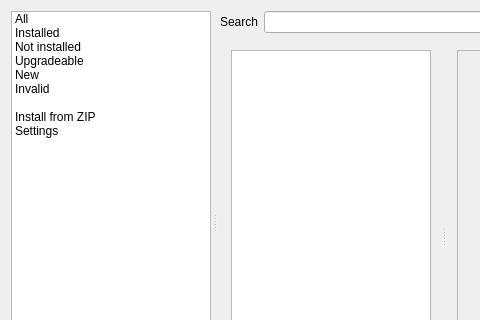
Before: the Qt Designer form src/ui/qgspluginmanagerbase.ui in qgis/QGIS, drawn with Qt 5; both pictures show x 0 to 480 and y 0 to 320 of the 875 by 471 pixel window.
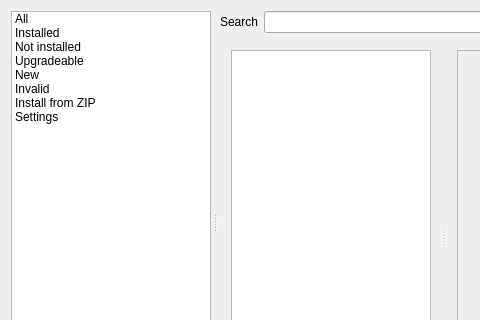
After: the same form once the commit is applied. Icons and pictures are not drawn. Custom widgets are drawn as their Qt base class.

Commit message: Remove empty item from plugin manager tabs

Diff of the .ui file:
```diff
--- a/src/ui/qgspluginmanagerbase.ui
+++ b/src/ui/qgspluginmanagerbase.ui
@@ -188,18 +188,6 @@
            <set>ItemIsSelectable|ItemIsEnabled</set>
           </property>
          </item>
-         <item>
-          <property name="text">
-           <string/>
-          </property>
-          <property name="icon">
-           <iconset resource="../../images/images.qrc">
-            <normaloff>:/images/themes/default/propertyicons/spacer.svg</normaloff>:/images/themes/default/propertyicons/spacer.svg</iconset>
-          </property>
-          <property name="flags">
-           <set>NoItemFlags</set>
-          </property>
-         </item>
          <item>
           <property name="text">
            <string>Install from ZIP</string>
```
